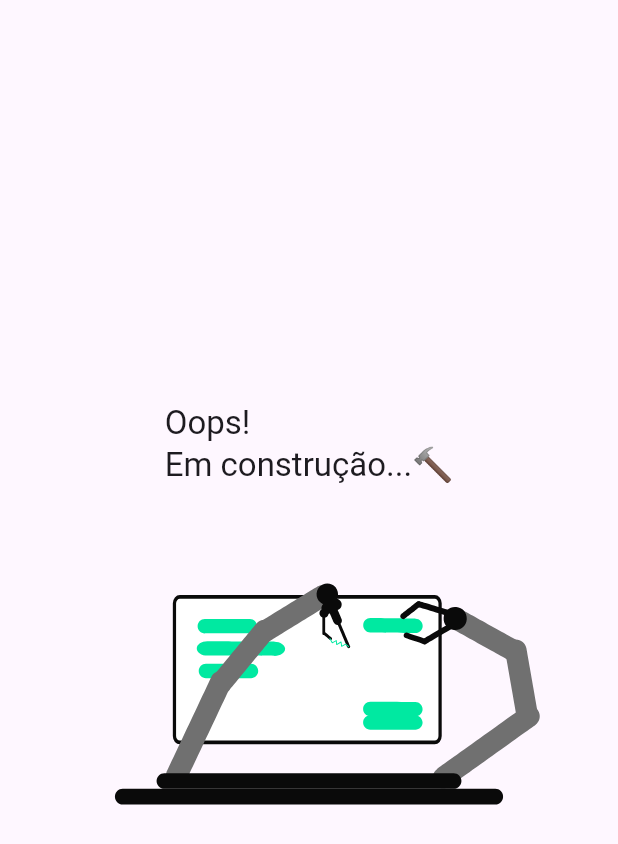
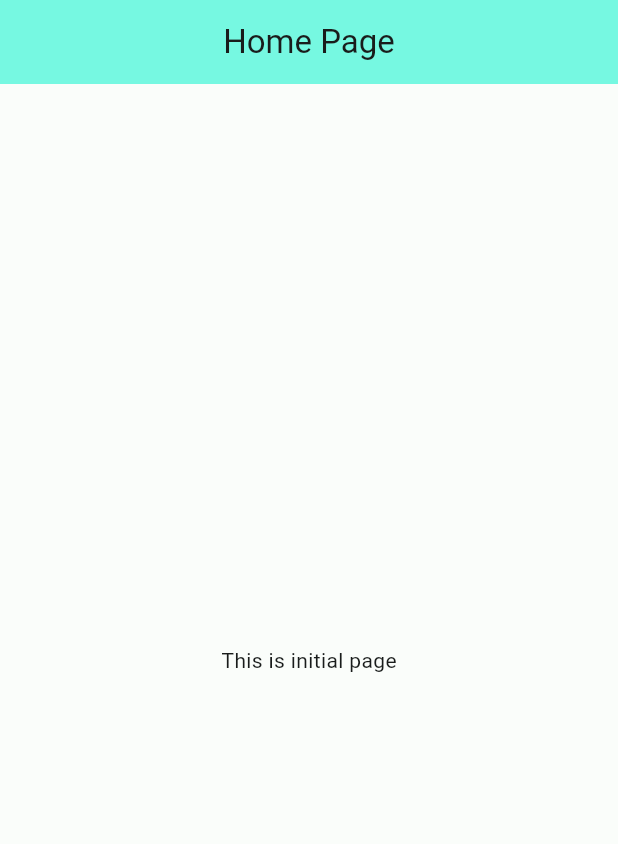
Before and after one commit to Mathvdias/cep_app, a Flutter app: the screen it shows after launch, on a phone screen of 412 x 824 dp. Shown: the top 844 px of the screen. Run offline on Flutter 3.47's test engine with Material 2 defaults, Android fonts, the phone set to English and light mode, and no system bars; our stand-ins replace flutter_modular.

Commit message:
feat: add modular to project

```diff
--- a/lib/main.dart
+++ b/lib/main.dart
@@ -1,51 +1,11 @@
-import 'package:cep_app/assets.dart';
+import 'package:cep_app/src/app_module.dart';
+import 'package:cep_app/src/app_widget.dart';
 import 'package:flutter/material.dart';
-import 'package:lottie/lottie.dart';
+import 'package:flutter_modular/flutter_modular.dart';
 
 void main() {
-  runApp(const MyApp());
+  runApp(ModularApp(
+    module: AppModule(),
+    child: const AppWidget(),
+  ));
 }
-
-class MyApp extends StatelessWidget {
-  const MyApp({super.key});
-  @override
-  Widget build(BuildContext context) {
-    return MaterialApp(
-      title: 'CEP - Consultas',
-      theme: ThemeData(
-        colorScheme: ColorScheme.fromSeed(seedColor: Colors.deepPurple),
-        useMaterial3: true,
-      ),
-      home: const MyHomePage(title: 'Flutter Demo Home Page'),
-    );
-  }
-}
-
-class MyHomePage extends StatefulWidget {
-  const MyHomePage({super.key, required this.title});
-  final String title;
-
-  @override
-  State<MyHomePage> createState() => _MyHomePageState();
-}
-
-class _MyHomePageState extends State<MyHomePage> {
-  @override
-  Widget build(BuildContext context) {
-    return Scaffold(
-      body: Column(
-        mainAxisAlignment: MainAxisAlignment.center,
-        children: [
-          Text(
-            "Oops!\nEm construção...🔨",
-            style: Theme.of(context).textTheme.titleLarge,
-          ),
-          Lottie.asset(
-            Assets.assets_images_building_app_json,
-            fit: BoxFit.contain,
-          ),
-        ],
-      ),
-    );
-  }
-}
--- /dev/null
+++ b/lib/src/app_module.dart
@@ -0,0 +1,26 @@
+import 'package:flutter/material.dart';
+import 'package:flutter_modular/flutter_modular.dart';
+
+class AppModule extends Module {
+  @override
+  void binds(i) {}
+
+  @override
+  void routes(r) {
+    r.child('/home', child: (context) => const HomePage());
+   // r.child('', child: child);
+  }
+}
+
+class HomePage extends StatelessWidget {
+  const HomePage({super.key});
+  @override
+  Widget build(BuildContext context) {
+    return Scaffold(
+      appBar: AppBar(title: const Text('Home Page')),
+      body: const Center(
+        child: Text('This is initial page'),
+      ),
+    );
+  }
+}
--- /dev/null
+++ b/lib/src/app_widget.dart
@@ -0,0 +1,23 @@
+import 'package:flutter/material.dart';
+import 'package:flutter_modular/flutter_modular.dart';
+
+import 'shared/themes/themes.dart';
+
+class AppWidget extends StatelessWidget {
+  const AppWidget({super.key});
+
+  @override
+  Widget build(BuildContext context) {
+    Modular.setInitialRoute('/home');
+
+    return MaterialApp.router(
+      title: 'CEP - Consultas',
+      debugShowCheckedModeBanner: false,
+      themeMode: ThemeMode.system,
+      theme: lightTheme,
+      darkTheme: dartTheme,
+      routerDelegate: Modular.routerDelegate,
+      routeInformationParser: Modular.routeInformationParser,
+    );
+  }
+}
--- /dev/null
+++ b/lib/src/shared/themes/themes.dart
@@ -0,0 +1,42 @@
+import 'package:flutter/material.dart';
+
+part 'color_schemes.g.dart';
+
+ThemeData get lightTheme => ThemeData(
+      useMaterial3: true,
+      colorScheme: _lightColorScheme,
+      appBarTheme: AppBarTheme(
+        centerTitle: true,
+        backgroundColor: _lightColorScheme.primaryContainer,
+      ),
+      floatingActionButtonTheme: FloatingActionButtonThemeData(
+        backgroundColor: _lightColorScheme.primary,
+        foregroundColor: _lightColorScheme.onPrimary,
+      ),
+      segmentedButtonTheme: _segmentedButtonTheme,
+    );
+
+ThemeData get dartTheme => ThemeData(
+      useMaterial3: true,
+      colorScheme: _darkColorScheme,
+      appBarTheme: AppBarTheme(
+        centerTitle: true,
+        backgroundColor: _darkColorScheme.primaryContainer,
+      ),
+      segmentedButtonTheme: _segmentedButtonTheme,
+    );
+
+SegmentedButtonThemeData get _segmentedButtonTheme => SegmentedButtonThemeData(
+      style: ButtonStyle(
+        textStyle: MaterialStateProperty.resolveWith<TextStyle?>((states) {
+          if (states.contains(MaterialState.selected)) {
+            return const TextStyle(
+              fontSize: 9,
+            );
+          }
+          return const TextStyle(
+            fontSize: 12,
+          );
+        }),
+      ),
+    );
--- a/pubspec.yaml
+++ b/pubspec.yaml
@@ -33,6 +33,11 @@ dependencies:
 
   cupertino_icons: ^1.0.2
   lottie: ^2.5.0
+  dio: ^5.3.2
+  result_dart: ^1.0.5
+  flutter_modular: ^6.0.1
+  realm: ^1.0.0
+  intl: ^0.18.0
 
 dev_dependencies:
   flutter_test:
```
Also changed, not shown: lib/src/shared/commons/assets.dart (renamed from lib/assets.dart), lib/src/shared/themes/color_schemes.g.dart (added), pubspec.lock, 3 other files.
